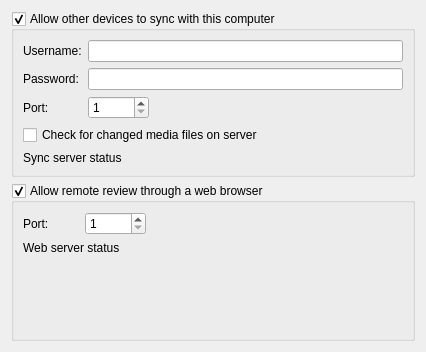
The window that mnemosyne/pyqt_ui/configuration_wdgt_servers.ui (mnemosyne-proj/mnemosyne) describes before a commit, drawn with Qt 5.
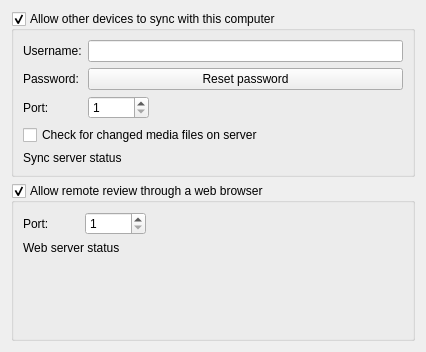
The same window after the commit. The open tabs and pages were chosen to show the change.

Commit message: Implement password hashing in the sync server

What changed in the file:
```diff
--- a/mnemosyne/pyqt_ui/configuration_wdgt_servers.ui
+++ b/mnemosyne/pyqt_ui/configuration_wdgt_servers.ui
@@ -45,10 +45,53 @@
            </widget>
           </item>
           <item row="1" column="1" colspan="2">
-           <widget class="QLineEdit" name="password">
-            <property name="echoMode">
-             <enum>QLineEdit::Password</enum>
-            </property>
+           <widget class="QStackedWidget" name="password_stacked_widget">
+            <widget class="QWidget" name="edit_password_page">
+             <layout class="QGridLayout" name="gridLayout_2">
+              <property name="leftMargin">
+               <number>0</number>
+              </property>
+              <property name="topMargin">
+               <number>0</number>
+              </property>
+              <property name="rightMargin">
+               <number>0</number>
+              </property>
+              <property name="bottomMargin">
+               <number>0</number>
+              </property>
+              <item row="0" column="0">
+               <widget class="QLineEdit" name="password">
+                <property name="echoMode">
+                 <enum>QLineEdit::Password</enum>
+                </property>
+               </widget>
+              </item>
+             </layout>
+            </widget>
+            <widget class="QWidget" name="reset_password_page">
+             <layout class="QGridLayout" name="gridLayout_3">
+              <property name="leftMargin">
+               <number>0</number>
+              </property>
+              <property name="topMargin">
+               <number>0</number>
+              </property>
+              <property name="rightMargin">
+               <number>0</number>
+              </property>
+              <property name="bottomMargin">
+               <number>0</number>
+              </property>
+              <item row="0" column="0">
+               <widget class="QPushButton" name="reset_password_button">
+                <property name="text">
+                 <string>Reset password</string>
+                </property>
+               </widget>
+              </item>
+             </layout>
+            </widget>
            </widget>
           </item>
           <item row="2" column="0">
```
Left out of the diff: 22 changed lines with no effect on the pictures. The commit also changes 6 other files.
